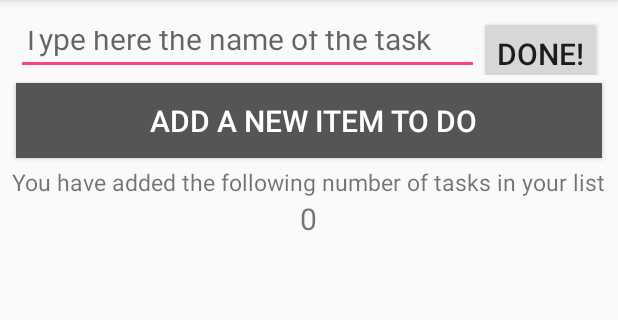
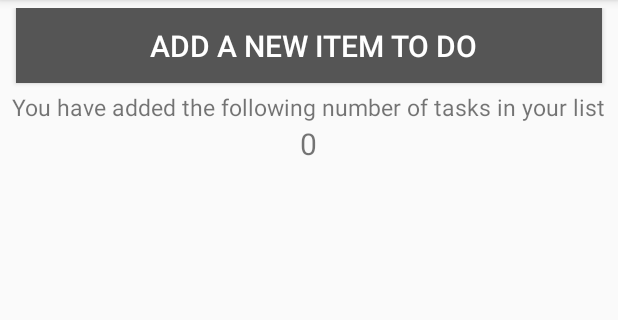
Before and after one commit to AayushChaturvedi/JustDoIt, an Android app: the screen it shows after launch (MainActivity), on a phone screen of 412 x 824 dp, the part 84-404 px from its top. Run offline under Robolectric (Android 15) with nearby library versions, the light colour scheme and no system bars.

Commit message:
Removed a few warnings

```diff
--- a/app/src/main/java/com/example/aac/justdoit/MainActivity.java
+++ b/app/src/main/java/com/example/aac/justdoit/MainActivity.java
@@ -7,21 +7,18 @@
 import android.support.v7.app.AppCompatActivity;
 import android.view.LayoutInflater;
 import android.view.View;
-import android.widget.EditText;
 import android.widget.LinearLayout;
 import android.widget.TextView;
 
 public class MainActivity extends AppCompatActivity {
 
     private LinearLayout parentLinearLayout;
-    private LinearLayout childLinearLayout;
 
     @Override
     public void onCreate(Bundle savedInstanceState) {
         super.onCreate(savedInstanceState);
         setContentView(R.layout.activity_main);
         parentLinearLayout = findViewById(R.id.parent_linear_layout);
-        childLinearLayout = findViewById(R.id.child_linear_layout);
     }
 
     public void onAddField(View v) {
@@ -30,8 +27,7 @@
         parentLinearLayout.addView(rowView, parentLinearLayout.getChildCount());
         int count = parentLinearLayout.getChildCount();
         TextView result_field = findViewById(R.id.result);
-        result_field.setText(Integer.toString((count-1)));
-        childLinearLayout = (LinearLayout) parentLinearLayout.getChildAt(0);
+        result_field.setText(Integer.toString(count));
     }
 
     public void onDelete(View v) {
--- a/app/src/main/res/layout/activity_main.xml
+++ b/app/src/main/res/layout/activity_main.xml
@@ -12,45 +12,22 @@
             android:layout_width="match_parent"
             android:layout_height="wrap_content"
             android:orientation="vertical">
+        </LinearLayout>
 
-            <LinearLayout xmlns:android="http://schemas.android.com/apk/res/android"
-                android:layout_width="match_parent"
-                android:id="@+id/child_linear_layout"
-                android:layout_height="50dp"
-                android:orientation="horizontal"
-                android:padding="5dp"
-                android:paddingBottom="5dp">
-                <EditText
-                    android:id="@+id/list_item"
-                    android:layout_width="0dp"
-                    android:layout_height="match_parent"
-                    android:layout_weight="5"
-                    android:hint="@string/type_here_the_name_of_the_task"
-                    android:textSize="20sp"/>
-                <Button
-                    android:id="@+id/delete_button"
-                    android:layout_width="20dp"
-                    android:layout_height="50dp"
-                    android:layout_weight="1"
-                    android:onClick="onDelete"
-                    android:text="@string/done"
-                    android:textSize="20sp"/>
-            </LinearLayout>
-        </LinearLayout>
         <Button
             android:id="@+id/add_field_button"
             android:layout_width="match_parent"
             android:layout_height="50dp"
+            android:layout_gravity="center"
             android:layout_marginBottom="5dp"
             android:layout_marginLeft="5dp"
             android:layout_marginRight="5dp"
             android:background="#555"
-            android:layout_gravity="center"
             android:onClick="onAddField"
+            android:paddingLeft="5dp"
+            android:text="@string/add_a_new_item_to_do"
             android:textColor="#FFF"
-            android:text="@string/add_a_new_item_to_do"
-            android:paddingLeft="5dp"
-            android:textSize="20sp"/>
+            android:textSize="20sp" />
         <TextView
             android:layout_width="wrap_content"
             android:layout_height="wrap_content"
```
